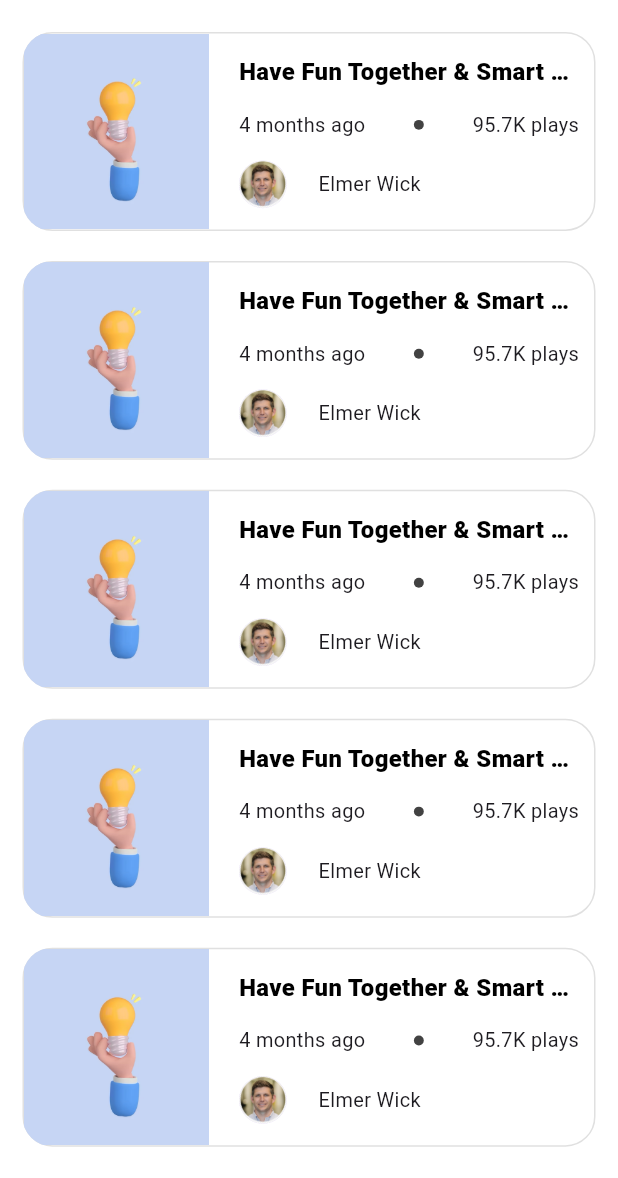
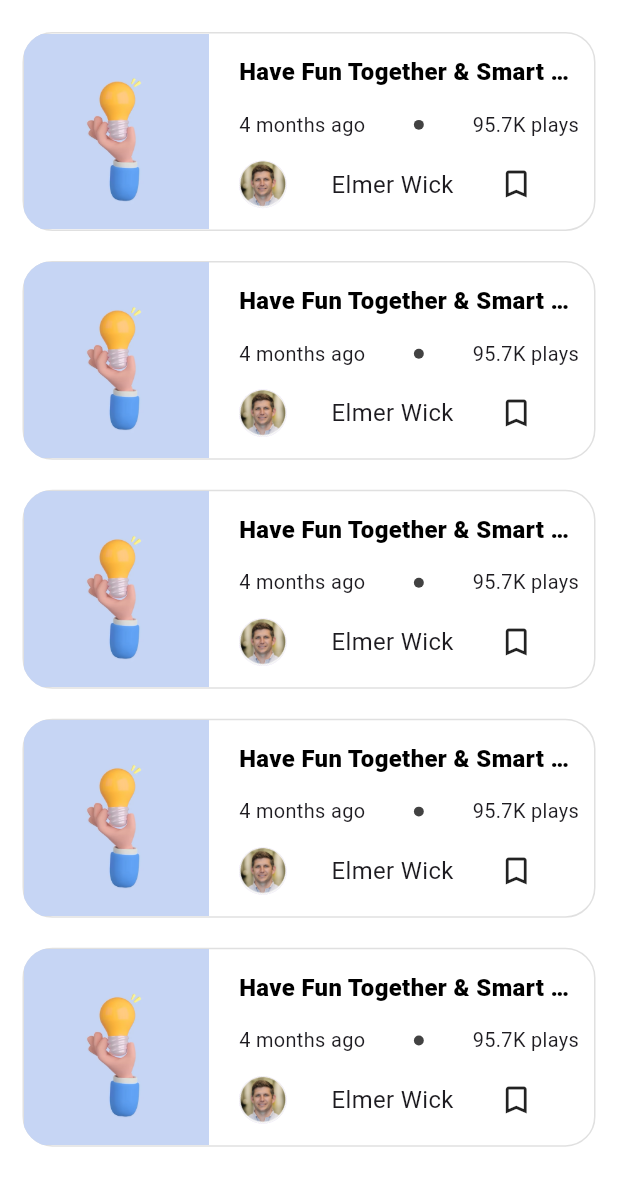
Before and after one commit to Devaxiis/quality_quest, a Flutter app: the LibraryScreen screen opened directly, on a phone screen of 412 x 824 dp, the part 58-1236 px from its top. Run offline on Flutter 3.47's test engine with Material 2 defaults, Android fonts, the phone set to English and light mode, and no system bars; our stand-ins replace bloc, cached_network_image, device_info_plus, dio, equatable, flutter_bloc and 6 more; accounts and stored records are empty; network calls fail; project files that could hold a hidden picture were left out.

Commit message:
azgina narsa qoshildi

```diff
--- a/lib/app.dart
+++ b/lib/app.dart
@@ -2,6 +2,7 @@
 import 'package:quality_quest/bloc/auth/auth_bloc.dart';
 import 'package:quality_quest/bloc/create_science/create_science_bloc.dart';
 import 'package:quality_quest/bloc/create_science/set_image/setimage_bloc.dart';
+import 'package:quality_quest/bloc/libray/library_bloc.dart';
 import 'package:quality_quest/bloc/mein_home/home_bloc.dart';
 import 'package:quality_quest/bloc/mein_home/profile/group_bloc.dart';
 import 'package:quality_quest/bloc/selected_category/ispublic/ispublic_bloc.dart';
@@ -28,6 +29,7 @@ class MyApp extends StatelessWidget {
         BlocProvider<IspublicBloc>(create: (context) => IspublicBloc(),),
         BlocProvider<SetimageBloc>(create: (context) => SetimageBloc(),),
         BlocProvider<UserTokenBloc>(create: (context) => UserTokenBloc(),),
+        BlocProvider<LibraryBloc>(create: (context) => LibraryBloc(),),
       ],
       child: ScreenUtilInit(
           minTextAdapt: true,
--- /dev/null
+++ b/lib/bloc/libray/library_bloc.dart
@@ -0,0 +1,18 @@
+
+import 'package:bloc/bloc.dart';
+import 'package:equatable/equatable.dart';
+
+part 'library_event.dart';
+part 'library_state.dart';
+
+class LibraryBloc extends Bloc<LibraryEvent, LibraryState> {
+  LibraryBloc() : super(LibraryInitial()) {
+    on<LibraryCount>(_counterLibrary);
+  }
+
+  void _counterLibrary(LibraryCount event ,Emitter emit){
+
+
+    emit(LibrarySuccess());
+  }
+}
--- /dev/null
+++ b/lib/bloc/libray/library_event.dart
@@ -0,0 +1,11 @@
+part of 'library_bloc.dart';
+
+abstract class LibraryEvent extends Equatable {
+  const LibraryEvent();
+}
+
+class LibraryCount extends LibraryEvent{
+
+  @override
+  List<Object?> get props => [];
+}
--- /dev/null
+++ b/lib/bloc/libray/library_state.dart
@@ -0,0 +1,21 @@
+part of 'library_bloc.dart';
+
+abstract class LibraryState extends Equatable {
+  const LibraryState();
+}
+
+class LibraryInitial extends LibraryState {
+  @override
+  List<Object> get props => [];
+}
+
+class LibraryLoading extends LibraryState {
+  @override
+  List<Object> get props => [];
+}
+
+class LibrarySuccess extends LibraryState {
+
+  @override
+  List<Object> get props => [];
+}
--- a/lib/main.dart
+++ b/lib/main.dart
@@ -5,6 +5,7 @@ import 'app.dart';
 
 late final user;
 late final users;
+
 void main() async{
   WidgetsFlutterBinding.ensureInitialized();
   user = await Store.getToken();
--- a/lib/presentation/screens/home_screen/discover_screen/discover_screen.dart
+++ b/lib/presentation/screens/home_screen/discover_screen/discover_screen.dart
@@ -1,4 +1,5 @@
 import 'package:flutter/cupertino.dart';
+import 'package:quality_quest/bloc/libray/library_bloc.dart';
 import 'package:quality_quest/library.dart';
 
 class DetailDiscoverScreen extends StatefulWidget {
@@ -151,9 +152,9 @@ class _DetailDiscoverScreenState extends State<DetailDiscoverScreen> {
                                               CupertinoIcons.bookmark_fill,
                                               color: CustomColors.oxFFD32F2F,
                                             )
-                                          : const Icon(CupertinoIcons.bookmark),
+                                          : const Icon(
+                                              CupertinoIcons.bookmark),
                                     ),
-
                                   ],
                                 ),
                                 const Spacer(),
--- a/lib/presentation/screens/library_screen/library_screen.dart
+++ b/lib/presentation/screens/library_screen/library_screen.dart
@@ -1,3 +1,4 @@
+import 'package:quality_quest/bloc/libray/library_bloc.dart';
 import 'package:quality_quest/library.dart';
 import 'package:quality_quest/presentation/screens/library_screen/library_views/library_app_bar_views.dart';
 
@@ -6,6 +7,7 @@ class LibraryScreen extends StatelessWidget {
 
   @override
   Widget build(BuildContext context) {
+  int count = 5;
     return Scaffold(
       appBar: const PreferredSize(
         preferredSize: Size(double.infinity, 50),
@@ -17,14 +19,16 @@ class LibraryScreen extends StatelessWidget {
 
       /// #Body
       body: ListView.builder(
-        itemCount: 5,
+        itemCount: count,
         shrinkWrap: true,
         primary: true,
         scrollDirection: Axis.vertical,
         itemBuilder: (context, index) {
           return Container(
             height: 150.sp,
-            width: MediaQuery.sizeOf(context).width / 1.5,
+            width: MediaQuery
+                .sizeOf(context)
+                .width / 1.5,
             margin: const EdgeInsets.symmetric(vertical: 10, horizontal: 15),
             clipBehavior: Clip.antiAlias,
             decoration: BoxDecoration(
--- a/lib/presentation/screens/library_screen/library_views/library_container_content_views.dart
+++ b/lib/presentation/screens/library_screen/library_views/library_container_content_views.dart
@@ -74,10 +74,12 @@ class LibraryContainerContentViews extends StatelessWidget {
                     Text(
                       'Elmer Wick',
                       style: TextStyle(
-                        fontSize: 15.sp,
+                        fontSize: 18.sp,
                       ),
                     ),
-                    const Spacer(flex: 50),
+                    const Spacer(flex: 10),
+                    const Icon(Icons.bookmark_border),
+                    const Spacer(flex: 10),
                   ],
                 ),
                 const Spacer(),
```
Also changed, not shown: lib/presentation/screens/home_screen/home_screen.dart (+3 -14 lines), lib/presentation/screens/home_screen/search_screen/search_screen.dart (+15 -12 lines), lib/presentation/screens/profile_screen/edit_profile_screen/edit_profile_screen.dart (+11 -22 lines).
